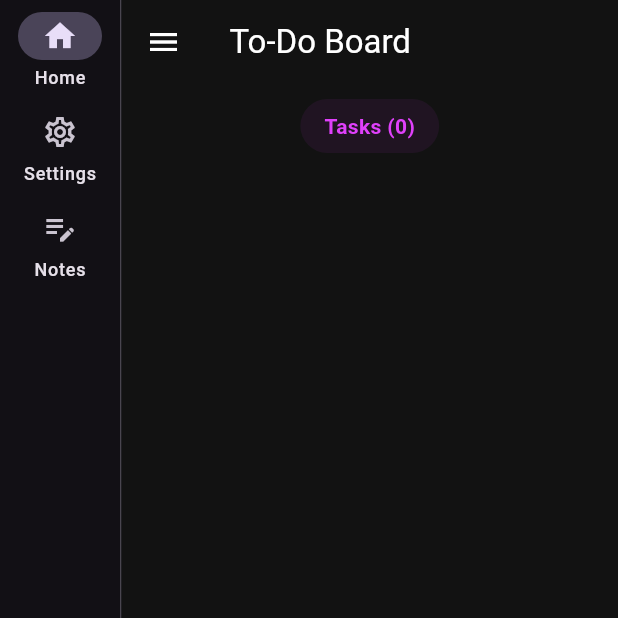
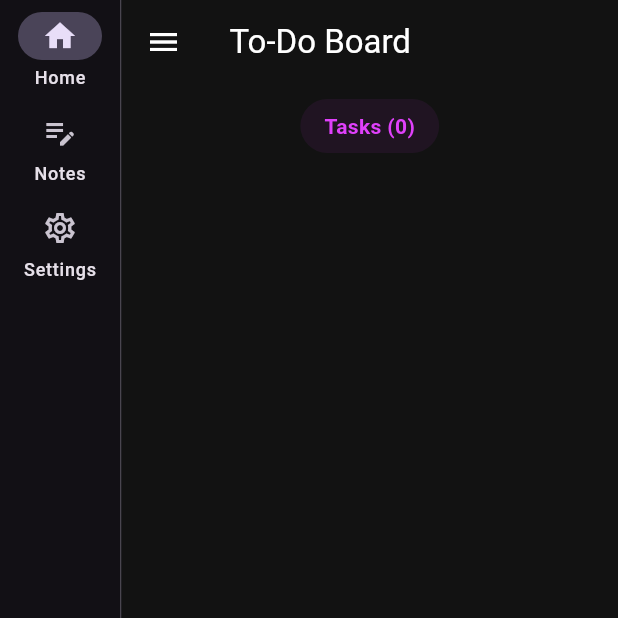
Before and after one commit to FandyHanz/TaskManApp, a Flutter app: the screen it shows after launch, on a phone screen of 412 x 824 dp, the top half of it. Run offline on Flutter 3.47's test engine with Material 3 defaults, Android fonts, the phone set to English and light mode, and no system bars; our stand-ins replace flutter_local_notifications, timezone.

Commit message:
Add :  bug fix v1.1

```diff
--- a/lib/main.dart
+++ b/lib/main.dart
@@ -66,16 +66,16 @@ class _MainLayoutState extends State<MainLayout> {
                 label: Text('Home'),
               ),
               NavigationRailDestination(
+                icon: Icon(Icons.edit_note_outlined),
+                selectedIcon: Icon(Icons.edit_note),
+                label: Text('Notes'),
+              ),
+              NavigationRailDestination(
                 icon: Icon(Icons.settings_outlined),
                 selectedIcon: Icon(Icons.settings),
                 label: Text('Settings'),
               ),
               // Tambahin destinasi buat Notes
-              NavigationRailDestination(
-                icon: Icon(Icons.edit_note_outlined),
-                selectedIcon: Icon(Icons.edit_note),
-                label: Text('Notes'),
-              ),
             ],
           ),
           const VerticalDivider(thickness: 1, width: 1),
--- a/lib/screens/home_screen.dart
+++ b/lib/screens/home_screen.dart
@@ -231,11 +231,13 @@ class _HomeScreenState extends State<HomeScreen> {
           ],
         ),
       ),
-      floatingActionButton: FloatingActionButton(
-        onPressed: () => _showAddTaskDialog(context),
-        backgroundColor: Colors.purpleAccent,
-        child: const Icon(Icons.add, color: Colors.white),
-      ),
+      floatingActionButton: _showFinishedCategory
+          ? null
+          : FloatingActionButton(
+              onPressed: () => _showAddTaskDialog(context),
+              backgroundColor: Colors.purpleAccent,
+              child: const Icon(Icons.add, color: Colors.white),
+            ),
       body: Container(
         padding: const EdgeInsets.symmetric(horizontal: 16.0),
         child: Column(
```
